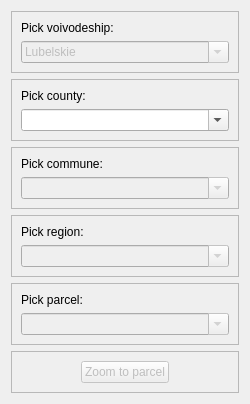
The window that designer/ui/ParcelFinderDialog.ui (Archont561/umwl-geology-qgis-plugin) describes before a commit, drawn with Qt 5.
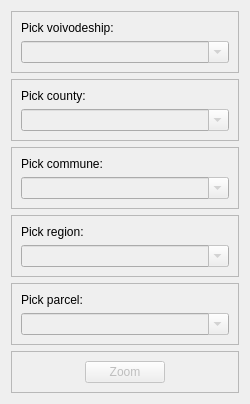
The same window after the commit.

Commit message: feat(ui): define simple ui for plugin

Diff of the .ui file:
```diff
--- a/designer/ui/ParcelFinderDialog.ui
+++ b/designer/ui/ParcelFinderDialog.ui
@@ -22,6 +22,9 @@
   <layout class="QVBoxLayout" name="verticalLayout_6">
    <item>
     <widget class="QFrame" name="voivodeshipGroup">
+     <property name="enabled">
+      <bool>true</bool>
+     </property>
      <property name="frameShape">
       <enum>QFrame::StyledPanel</enum>
      </property>
@@ -50,11 +53,6 @@
         <property name="frame">
          <bool>true</bool>
         </property>
-        <item>
-         <property name="text">
-          <string>Lubelskie</string>
-         </property>
-        </item>
        </widget>
       </item>
      </layout>
@@ -78,6 +76,9 @@
       </item>
       <item>
        <widget class="QComboBox" name="countyComboBox">
+        <property name="enabled">
+         <bool>false</bool>
+        </property>
         <property name="toolTip">
          <string notr="true"/>
         </property>
@@ -232,7 +233,7 @@
          <bool>false</bool>
         </property>
         <property name="text">
-         <string>Zoom to parcel</string>
+         <string>Zoom</string>
         </property>
        </widget>
       </item>
```
The commit also changes 3 other files.
